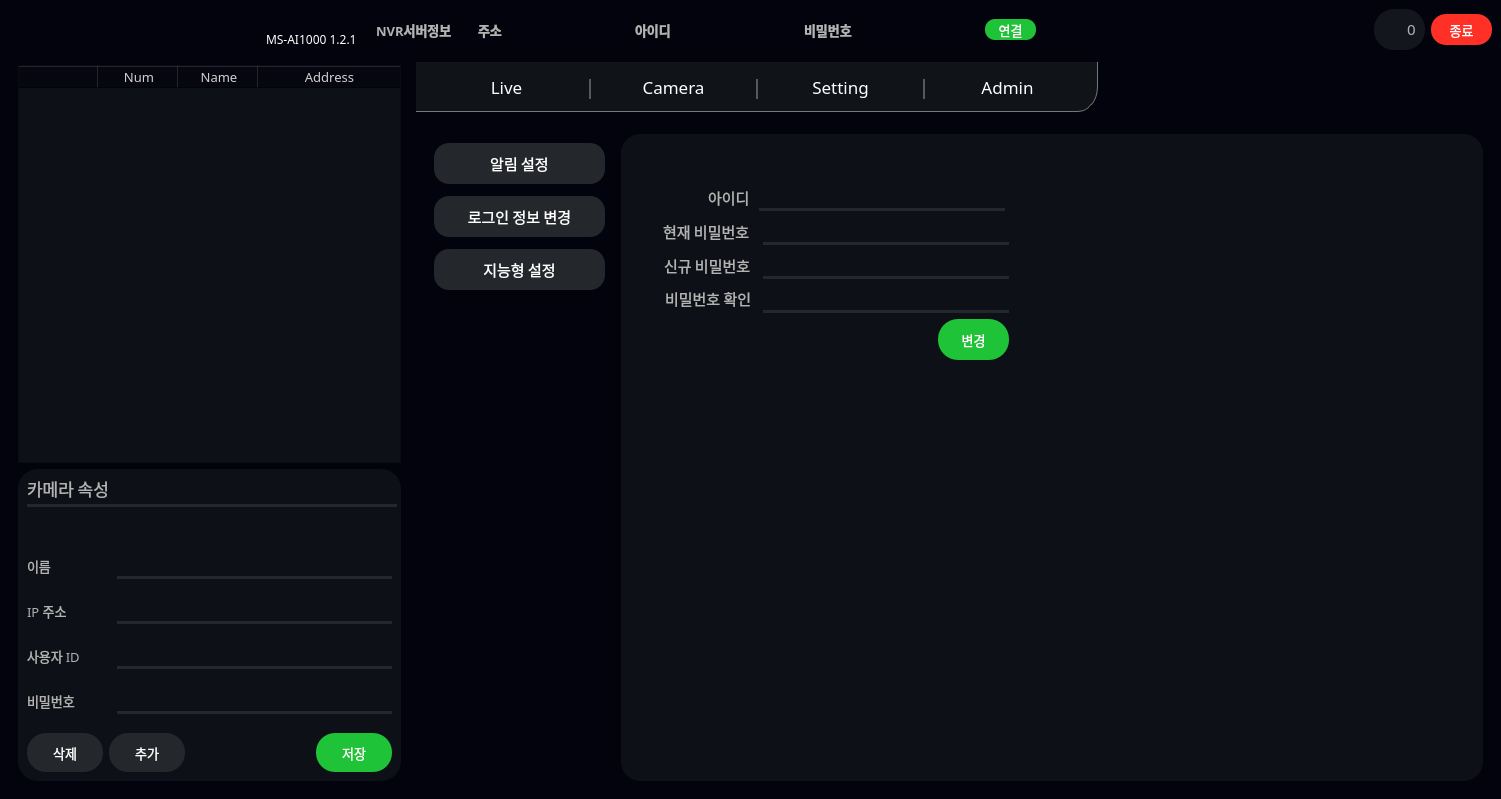
First picture: the form in ui/main.ui, repository diddytpq/MS-AI-Viewer, before the edit.
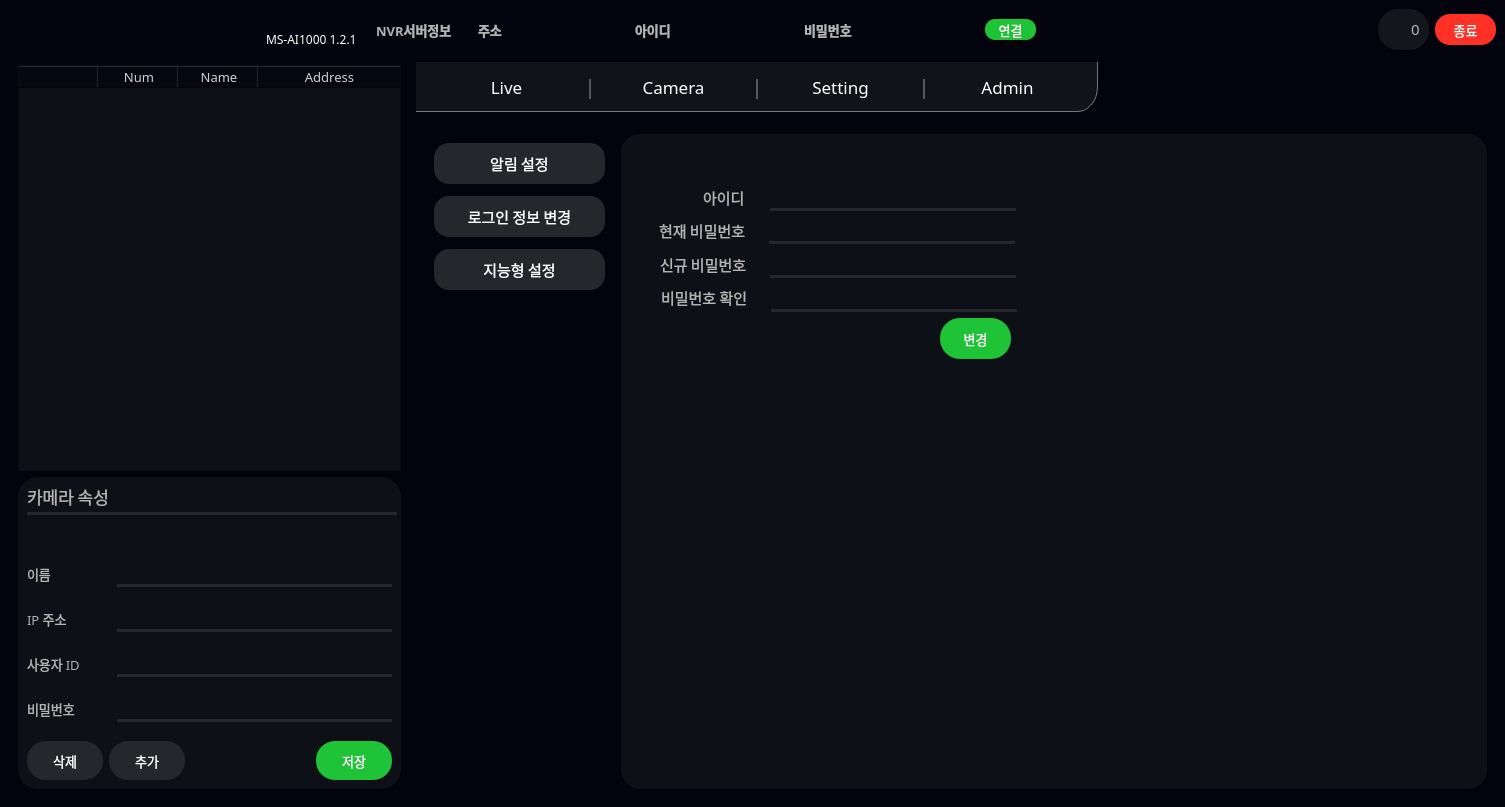
Second picture: the form after the edit. The open tabs and pages were chosen to show the change. Icons and pictures are not drawn.

```diff
--- a/ui/main.ui
+++ b/ui/main.ui
@@ -9,8 +9,8 @@
    <rect>
     <x>0</x>
     <y>0</y>
-    <width>1501</width>
-    <height>799</height>
+    <width>1505</width>
+    <height>807</height>
    </rect>
   </property>
   <property name="sizePolicy">
@@ -5420,13 +5420,13 @@
                               </property>
                               <property name="minimumSize">
                                <size>
-                                <width>43</width>
+                                <width>60</width>
                                 <height>22</height>
                                </size>
                               </property>
                               <property name="maximumSize">
                                <size>
-                                <width>43</width>
+                                <width>60</width>
                                 <height>22</height>
                                </size>
                               </property>
@@ -5519,6 +5519,9 @@
                           </item>
                           <item>
                            <layout class="QHBoxLayout" name="horizontalLayout_39">
+                            <property name="spacing">
+                             <number>6</number>
+                            </property>
                             <item>
                              <spacer name="horizontalSpacer_60">
                               <property name="orientation">
@@ -5545,7 +5548,7 @@
                               </property>
                               <property name="minimumSize">
                                <size>
-                                <width>87</width>
+                                <width>104</width>
                                 <height>22</height>
                                </size>
                               </property>
@@ -5575,6 +5578,9 @@
                             </item>
                             <item>
                              <layout class="QVBoxLayout" name="verticalLayout_19">
+                              <property name="spacing">
+                               <number>5</number>
+                              </property>
                               <item>
                                <widget class="QLineEdit" name="setting_user_pw_input">
                                 <property name="sizePolicy">
@@ -5673,13 +5679,13 @@
                               </property>
                               <property name="minimumSize">
                                <size>
-                                <width>87</width>
+                                <width>104</width>
                                 <height>22</height>
                                </size>
                               </property>
                               <property name="maximumSize">
                                <size>
-                                <width>97</width>
+                                <width>104</width>
                                 <height>22</height>
                                </size>
                               </property>
@@ -5804,13 +5810,13 @@
                               </property>
                               <property name="minimumSize">
                                <size>
-                                <width>87</width>
+                                <width>104</width>
                                 <height>27</height>
                                </size>
                               </property>
                               <property name="maximumSize">
                                <size>
-                                <width>98</width>
+                                <width>104</width>
                                 <height>27</height>
                                </size>
                               </property>
```
Left out of the diff: 10 changed lines with no effect on the pictures.
